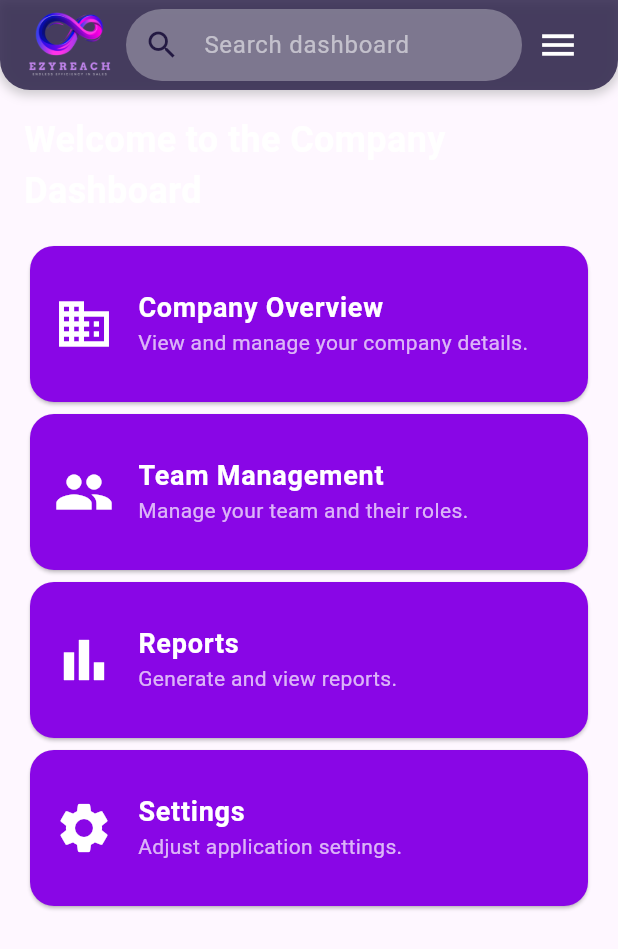
After one commit to DeelakaSenal/EzyReach-MobileApplication, a Flutter app: the CompanyDashboard screen opened directly, on a phone screen of 412 x 824 dp. The commit adds this screen. Shown: the top 949 px of the screen. Run offline on Flutter 3.47's test engine with Material 3 defaults, Android fonts, the phone set to English and light mode, and no system bars; our stand-ins replace cloud_firestore, device_preview, firebase_auth, firebase_core; accounts and stored records are empty.

Commit message:
update dashboards

```diff
--- a/ezyreach_mobile_application/lib/main.dart
+++ /dev/null
@@ -1,25 +0,0 @@
-import 'package:firebase_core/firebase_core.dart'; // Import Firebase Core
-import 'firebase_options.dart'; // Import the Firebase options file
-import 'package:flutter/material.dart'; // Import Material package
-import 'landing_page.dart'; // Import the LandingPage widget
-
-void main() async {
-  WidgetsFlutterBinding.ensureInitialized();
-  await Firebase.initializeApp(); // Initialize Firebase
-  runApp(const MyApp());
-}
-
-class MyApp extends StatelessWidget {
-  const MyApp({super.key});
-
-  @override
-  Widget build(BuildContext context) {
-    return MaterialApp(
-      title: 'Signup App', // Updated title to reflect the purpose
-      theme: ThemeData(
-        primarySwatch: Colors.blue,
-      ),
-      home: const LandingPage(), // Retain LandingPage as the home screen
-    );
-  }
-}
--- /dev/null
+++ b/ezyreach_mobile_application/lib/ui/company_dashboard.dart
@@ -0,0 +1,250 @@
+import 'package:flutter/material.dart';
+
+class CompanyDashboard extends StatefulWidget {
+  const CompanyDashboard({super.key});
+
+  @override
+  _CompanyDashboardState createState() => _CompanyDashboardState();
+}
+
+class _CompanyDashboardState extends State<CompanyDashboard> with TickerProviderStateMixin {
+  late AnimationController _animationController;
+  late Animation<Offset> _slideAnimation;
+
+  @override
+  void initState() {
+    super.initState();
+    // Initialize the AnimationController and SlideAnimation
+    _animationController = AnimationController(
+      vsync: this,
+      duration: const Duration(milliseconds: 300),
+    );
+    _slideAnimation = Tween<Offset>(begin: const Offset(1, 0), end: Offset.zero)
+        .animate(CurvedAnimation(parent: _animationController, curve: Curves.easeInOut));
+  }
+
+  @override
+  void dispose() {
+    _animationController.dispose();
+    super.dispose();
+  }
+
+  @override
+  Widget build(BuildContext context) {
+    return Scaffold(
+      appBar: PreferredSize(
+        preferredSize: const Size.fromHeight(100), // Adjusted AppBar height for the search bar
+        child: Container(
+          decoration: BoxDecoration(
+            color: const Color(0xFF231942).withOpacity(0.8), // Slight transparency to match the theme
+            borderRadius: const BorderRadius.vertical(bottom: Radius.circular(20)), // Rounded bottom corners
+            boxShadow: [
+              BoxShadow(
+                color: Colors.grey.withOpacity(0.5),
+                blurRadius: 5,
+                spreadRadius: 1,
+                offset: const Offset(0, 2),
+              ),
+            ],
+          ),
+          child: SafeArea(
+            child: Padding(
+              padding: const EdgeInsets.symmetric(horizontal: 16.0),
+              child: Row(
+                children: [
+                  // Logo on the left
+                  Padding(
+                    padding: const EdgeInsets.only(right: 8.0),
+                    child: Image.asset(
+                      'assets/loginlogo.png', // Logo image
+                      width: 60,
+                      height: 60,
+                      fit: BoxFit.contain,
+                    ),
+                  ),
+                  // Search bar
+                  Expanded(
+                    child: TextField(
+                      decoration: InputDecoration(
+                        hintText: 'Search dashboard',
+                        hintStyle: const TextStyle(color: Colors.white54),
+                        filled: true,
+                        fillColor: Colors.white.withOpacity(0.3), // Slight transparency
+                        contentPadding: const EdgeInsets.symmetric(vertical: 10, horizontal: 20),
+                        border: OutlineInputBorder(
+                          borderRadius: BorderRadius.circular(30),
+                          borderSide: BorderSide.none,
+                        ),
+                        prefixIcon: const Icon(Icons.search, color: Color(0xFF231942)),
+                      ),
+                      style: const TextStyle(color: Colors.white), // White text for input
+                    ),
+                  ),
+                  // Hamburger menu with animation
+                  IconButton(
+                    icon: const Icon(
+                      Icons.menu,
+                      color: Colors.white,
+                      size: 28,
+                    ),
+                    onPressed: () {
+                      Scaffold.of(context).openDrawer(); // Open the drawer
+                    },
+                  ),
+                ],
+              ),
+            ),
+          ),
+        ),
+      ),
+      drawer: Drawer(
+        backgroundColor: const Color(0xFF231942), // Drawer background color
+        child: ListView(
+          padding: EdgeInsets.zero,
+          children: [
+            const DrawerHeader(
+              decoration: BoxDecoration(
+                color: Color(0xFF8906E6), // Header color
+              ),
+              child: Text(
+                'Company Dashboard',
+                style: TextStyle(
+                  color: Colors.white,
+                  fontSize: 24,
+                  fontWeight: FontWeight.bold,
+                ),
+              ),
+            ),
+            ListTile(
+              leading: const Icon(Icons.business, color: Colors.white),
+              title: const Text('Company Overview', style: TextStyle(color: Colors.white)),
+              onTap: () {
+                // Navigate to company overview page
+                Navigator.pop(context); // Close the drawer after tapping
+              },
+            ),
+            ListTile(
+              leading: const Icon(Icons.group, color: Colors.white),
+              title: const Text('Team Management', style: TextStyle(color: Colors.white)),
+              onTap: () {
+                // Navigate to team management page
+                Navigator.pop(context); // Close the drawer after tapping
+              },
+            ),
+            ListTile(
+              leading: const Icon(Icons.bar_chart, color: Colors.white),
+              title: const Text('Reports', style: TextStyle(color: Colors.white)),
+              onTap: () {
+                // Navigate to reports page
+                Navigator.pop(context); // Close the drawer after tapping
+              },
+            ),
+            ListTile(
+              leading: const Icon(Icons.settings, color: Colors.white),
+              title: const Text('Settings', style: TextStyle(color: Colors.white)),
+              onTap: () {
+                // Navigate to settings page
+                Navigator.pop(context); // Close the drawer after tapping
+              },
+            ),
+          ],
+        ),
+      ),
+      body: SafeArea(
+        child: Padding(
+          padding: const EdgeInsets.all(16.0),
+          child: Column(
+            crossAxisAlignment: CrossAxisAlignment.start,
+            children: [
+              const Text(
+                "Welcome to the Company Dashboard",
+                style: TextStyle(
+                  color: Colors.white,
+                  fontSize: 24.0,
+                  fontWeight: FontWeight.bold,
+                ),
+              ),
+              const SizedBox(height: 16.0),
+              Expanded(
+                child: ListView(
+                  children: [
+                    _buildDashboardCard(
+                      title: "Company Overview",
+                      description: "View and manage your company details.",
+                      icon: Icons.business,
+                      onTap: () {
+                        // Navigate to company overview page
+                      },
+                    ),
+                    _buildDashboardCard(
+                      title: "Team Management",
+                      description: "Manage your team and their roles.",
+                      icon: Icons.group,
+                      onTap: () {
+                        // Navigate to team management page
+                      },
+                    ),
+                    _buildDashboardCard(
+                      title: "Reports",
+                      description: "Generate and view reports.",
+                      icon: Icons.bar_chart,
+                      onTap: () {
+                        // Navigate to reports page
+                      },
+                    ),
+                    _buildDashboardCard(
+                      title: "Settings",
+                      description: "Adjust application settings.",
+                      icon: Icons.settings,
+                      onTap: () {
+                        // Navigate to settings page
+                      },
+                    ),
+                  ],
+                ),
+              ),
+            ],
+          ),
+        ),
+      ),
+    );
+  }
+
+  Widget _buildDashboardCard({
+    required String title,
+    required String description,
+    required IconData icon,
+    required VoidCallback onTap,
+  }) {
+    return Card(
+      shape: RoundedRectangleBorder(
+        borderRadius: BorderRadius.circular(16.0),
+      ),
+      color: const Color(0xFF8906E6),
+      child: ListTile(
+        contentPadding: const EdgeInsets.all(16.0),
+        leading: Icon(
+          icon,
+          color: Colors.white,
+          size: 40.0,
+        ),
+        title: Text(
+          title,
+          style: const TextStyle(
+            color: Colors.white,
+            fontSize: 18.0,
+            fontWeight: FontWeight.bold,
+          ),
+        ),
+        subtitle: Text(
+          description,
+          style: const TextStyle(
+            color: Colors.white70,
+            fontSize: 14.0,
+          ),
+        ),
+        onTap: onTap,
+      ),
+    );
+  }
+}
--- a/ezyreach_mobile_application/lib/login_page.dart
+++ b/ezyreach_mobile_application/lib/ui/login_page.dart
@@ -3,6 +3,7 @@ import 'package:cloud_firestore/cloud_firestore.dart';
 import 'package:firebase_auth/firebase_auth.dart';
 import 'shop_owner_dashboard.dart'; // Import ShopOwnerDashboard page
 import 'sales_rep_dashboard.dart'; // Import SalesRepDashboard page
+import 'company_dashboard.dart'; // Import CompanyDashboard page
 import 'signup_page.dart'; // Import SignupPage
 
 class LoginPage extends StatefulWidget {
@@ -72,8 +73,23 @@ class _LoginPageState extends State<LoginPage> {
         return;
       }
 
+      // Check if the user is a company
+      QuerySnapshot companySnapshot = await _firestore
+          .collection('company') // assuming you have a 'company' collection
+          .where('email', isEqualTo: email)
+          .get();
+
+      if (companySnapshot.docs.isNotEmpty) {
+        debugPrint('Navigating to CompanyDashboard...');
+        Navigator.pushReplacement(
+          context,
+          MaterialPageRoute(builder: (context) => CompanyDashboard()), // Navigate to CompanyDashboard
+        );
+        return;
+      }
+
       // No role matched
-      _showSnackbar('No user found in either role');
+      _showSnackbar('No user found in any role');
     } on FirebaseAuthException catch (e) {
       debugPrint('FirebaseAuthException: ${e.code}');
       switch (e.code) {
--- /dev/null
+++ b/ezyreach_mobile_application/lib/ui/main.dart
@@ -0,0 +1,42 @@
+import 'package:firebase_core/firebase_core.dart'; // Import Firebase Core
+import 'firebase_options.dart'; // Import Firebase options
+import 'package:flutter/material.dart'; // Import Material package
+import 'package:device_preview/device_preview.dart'; // Import DevicePreview package
+import 'landing_page.dart'; // Import the LandingPage widget
+
+void main() async {
+  WidgetsFlutterBinding.ensureInitialized();
+
+  // Initialize Firebase with proper error handling
+  try {
+    await Firebase.initializeApp(
+      options: DefaultFirebaseOptions.currentPlatform, // Use platform-specific options
+    );
+  } catch (e) {
+    debugPrint("Firebase initialization error: $e");
+  }
+
+  runApp(
+    DevicePreview(
+      enabled: true, // Enable DevicePreview
+      builder: (context) => const MyApp(), // Wrap MyApp with DevicePreview
+    ),
+  );
+}
+
+class MyApp extends StatelessWidget {
+  const MyApp({super.key});
+
+  @override
+  Widget build(BuildContext context) {
+    return MaterialApp(
+      title: 'Signup App', // App title
+      theme: ThemeData(
+        primarySwatch: Colors.blue, // Theme color
+      ),
+      home: const LandingPage(), // Landing page
+      locale: DevicePreview.locale(context), // Add locale for DevicePreview
+      builder: DevicePreview.appBuilder, // Integrate DevicePreview builder
+    );
+  }
+}
--- a/ezyreach_mobile_application/lib/signup_page.dart
+++ b/ezyreach_mobile_application/lib/ui/signup_page.dart
@@ -15,7 +15,6 @@ class _SignupPageState extends State<SignupPage> {
   String userType = 'shop_owner';
 
   // Form Field Controllers
-  final TextEditingController _fullNameController = TextEditingController();
   final TextEditingController _emailController = TextEditingController();
   final TextEditingController _phoneController = TextEditingController();
   final TextEditingController _passwordController = TextEditingController();
@@ -23,6 +22,8 @@ class _SignupPageState extends State<SignupPage> {
   final TextEditingController _shopNameController = TextEditingController();
   final TextEditingController _businessLocationController = TextEditingController();
   final TextEditingController _experienceLevelController = TextEditingController();
+  final TextEditingController _companyNameController = TextEditingController();
+  final TextEditingController _companyLocationController = TextEditingController();
 
   final FirebaseAuth _auth = FirebaseAuth.instance; // Firebase Auth instance
   final FirebaseFirestore _firestore = FirebaseFirestore.instance; // Firestore instance
@@ -81,7 +82,7 @@ class _SignupPageState extends State<SignupPage> {
                                   userType = newValue!;
                                 });
                               },
-                              items: <String>['shop_owner', 'sales_representative']
+                              items: <String>['shop_owner', 'sales_representative', 'company']
                                   .map<DropdownMenuItem<String>>((String value) {
                                 return DropdownMenuItem<String>(
                                   value: value,
@@ -89,7 +90,10 @@ class _SignupPageState extends State<SignupPage> {
                                 );
                               }).toList(),
                             ),
-                            _buildTextField(_fullNameController, "Full Name"),
+                            if (userType == 'company') ...[
+                              _buildTextField(_companyNameController, "Company Name"),
+                              _buildTextField(_companyLocationController, "Company Location"),
+                            ],
                             _buildTextField(_emailController, "Email", keyboardType: TextInputType.emailAddress),
                             _buildTextField(_phoneController, "Phone Number", keyboardType: TextInputType.phone),
                             _buildTextField(_passwordController, "Password", obscureText: true),
@@ -97,7 +101,7 @@ class _SignupPageState extends State<SignupPage> {
                             if (userType == 'shop_owner') ...[
                               _buildTextField(_shopNameController, "Shop Name"),
                               _buildTextField(_businessLocationController, "Business Location"),
-                            ] else ...[
+                            ] else if (userType == 'sales_representative') ...[
                               _buildTextField(_experienceLevelController, "Company"),
                             ],
                           ],
@@ -183,7 +187,6 @@ class _SignupPageState extends State<SignupPage> {
 
         // After successful signup, add additional user data to Firestore
         Map<String, dynamic> userData = {
-  'full_name': _fullNameController.text.trim(),
           'email': _emailController.text.trim(),
           'phone': _phoneController.text.trim(),
           'user_type': userType,
@@ -198,7 +201,6 @@ if (userType == 'shop_owner') {
 
           // Save to the 'shop_owner' collection
           await _firestore.collection('shop_owner').doc(userCredential.user?.uid).set(userData);
-
         } else if (userType == 'sales_representative') {
           userData.addAll({
             'experience_level': _experienceLevelController.text.trim(),
@@ -206,6 +208,14 @@ if (userType == 'shop_owner') {
 
           // Save to the 'sales-rep' collection
           await _firestore.collection('sales-rep').doc(userCredential.user?.uid).set(userData);
+        } else if (userType == 'company') {
+          userData.addAll({
+            'companyName': _companyNameController.text.trim(),
+            'companyLocation': _companyLocationController.text.trim(),
+          });
+
+          // Save to the 'company' collection
+          await _firestore.collection('company').doc(userCredential.user?.uid).set(userData);
         }
 
         // Navigate to a different page or show success message
```
Also changed, not shown: ezyreach_mobile_application/lib/company_dashboard.dart (deleted), ezyreach_mobile_application/lib/ui/AccountPage.dart (renamed from ezyreach_mobile_application/lib/AccountPage.dart), ezyreach_mobile_application/lib/ui/about_us.dart (renamed from ezyreach_mobile_application/lib/about_us.dart), ezyreach_mobile_application/lib/ui/coke_details.dart (renamed from ezyreach_mobile_application/lib/coke_details.dart), ezyreach_mobile_application/lib/ui/firebase_options.dart (renamed from ezyreach_mobile_application/lib/firebase_options.dart), ezyreach_mobile_application/lib/ui/landing_page.dart (renamed from ezyreach_mobile_application/lib/landing_page.dart), ezyreach_mobile_application/lib/ui/sales_rep_dashboard.dart (renamed from ezyreach_mobile_application/lib/sales_rep_dashboard.dart), ezyreach_mobile_application/lib/ui/shop_owner_dashboard.dart (renamed from ezyreach_mobile_application/lib/shop_owner_dashboard.dart). Lines whose indentation alone changed are shown as unchanged.
